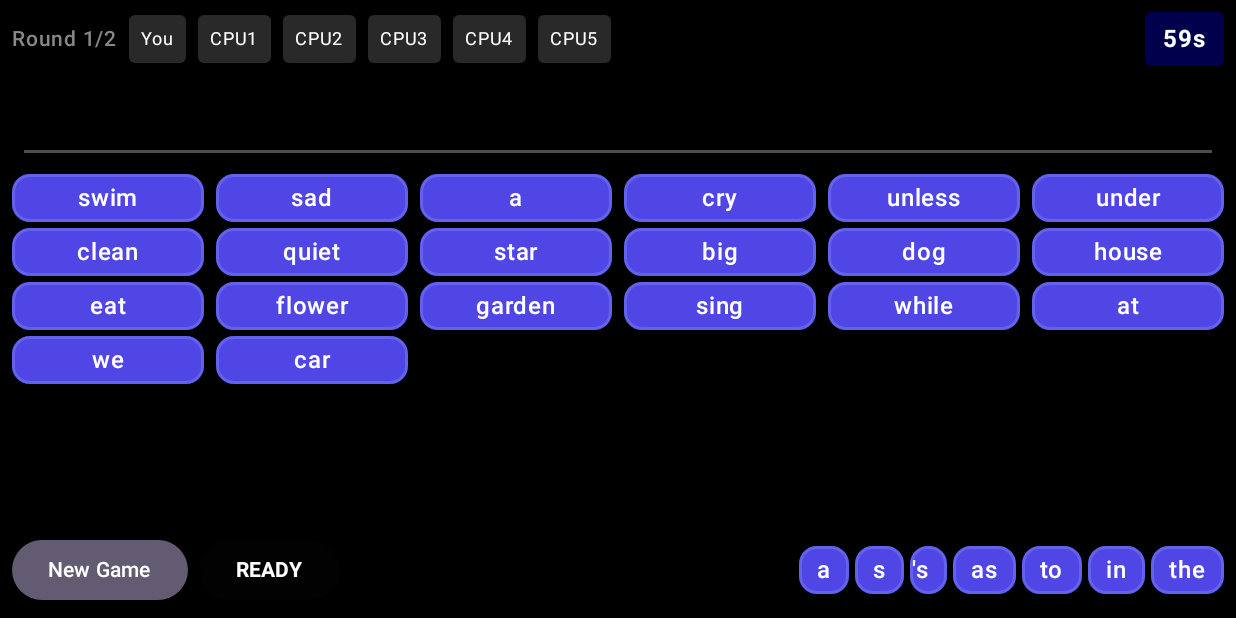
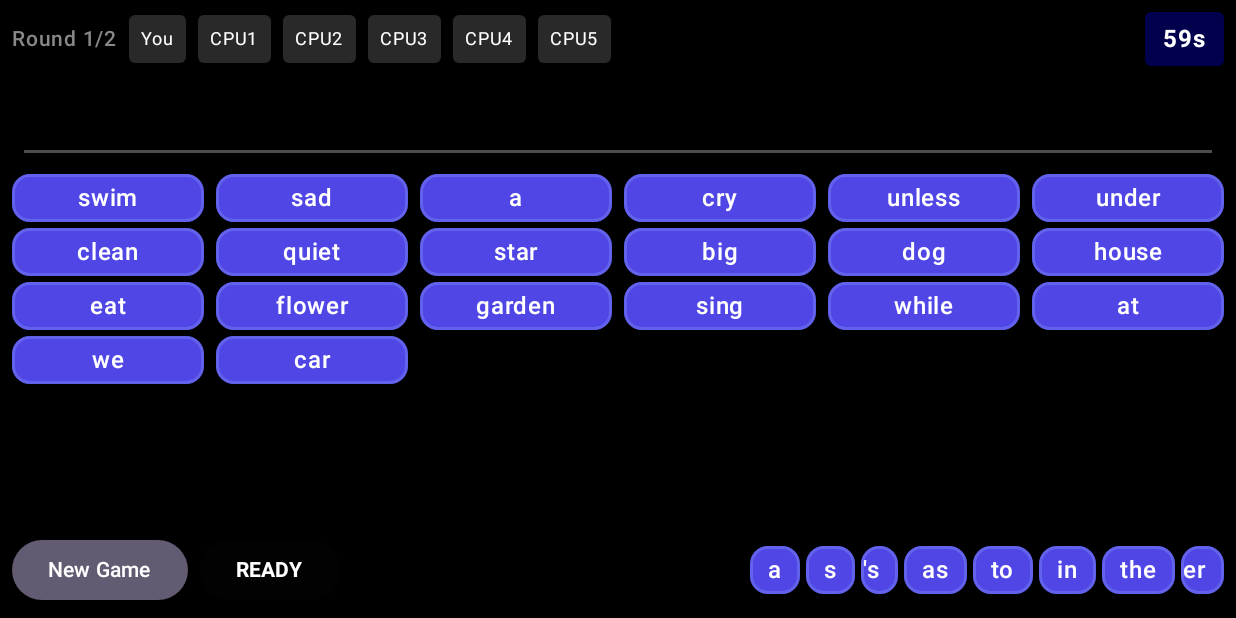
Before and after one commit to jensen2185/WordSlop, an Android app built with Jetpack Compose: the screen it shows after launch (MainActivity), after a tap on "PLAY ONLINE", on a phone screen of 824 x 412 dp (held sideways). Run offline under Robolectric (Android 15) with nearby library versions, the phone set to English and light mode, and no system bars; 1 other tap on this screen came first.

Commit message:
Basic babbler 4.2 Looking Good! Almost ready

```diff
--- a/app/src/main/java/com/example/babbler/repository/WordRepository.kt
+++ b/app/src/main/java/com/example/babbler/repository/WordRepository.kt
@@ -102,7 +102,7 @@ class WordRepository {
     }
 
     /**
-     * Gets the 7 special always-present words
+     * Gets the 8 special always-present words
      */
     fun getSpecialWords(): List<Word> {
         return listOf(
@@ -112,7 +112,8 @@ class WordRepository {
             Word(1003, "as", WordType.CONJUNCTION),
             Word(1004, "to", WordType.PREPOSITION),
             Word(1005, "in", WordType.PREPOSITION),
-            Word(1006, "the", WordType.ARTICLE)
+            Word(1006, "the", WordType.ARTICLE),
+            Word(1007, "er", WordType.NOUN) // For comparatives/agent nouns (special styling)
         )
     }
 }
--- a/app/src/main/java/com/example/babbler/ui/components/DraggableWordCard.kt
+++ b/app/src/main/java/com/example/babbler/ui/components/DraggableWordCard.kt
@@ -90,7 +90,7 @@ fun DraggableWordCard(
                    contentAlignment = Alignment.Center,
                    modifier = Modifier
                        .padding(
-                           start = if (word.text == "'s") 1.dp else 12.dp,
+                           start = if (word.text == "'s" || word.text == "er") 1.dp else 12.dp,
                            end = 12.dp,
                            top = 4.dp, // Reduced from 8dp to 4dp for shorter cards
                            bottom = 4.dp
--- a/app/src/main/java/com/example/babbler/ui/components/WordCard.kt
+++ b/app/src/main/java/com/example/babbler/ui/components/WordCard.kt
@@ -35,7 +35,7 @@ fun WordCard(
             contentAlignment = Alignment.Center,
             modifier = Modifier
                 .padding(
-                    start = if (word.text == "'s") 1.dp else 12.dp,
+                    start = if (word.text == "'s" || word.text == "er") 1.dp else 12.dp,
                     end = 12.dp,
                     top = 4.dp, // Reduced from 8dp to 4dp for shorter cards
                     bottom = 4.dp
```
Also changed, not shown: app/src/main/java/com/example/babbler/ui/components/ArrangementBar.kt (+2 -18 lines).
